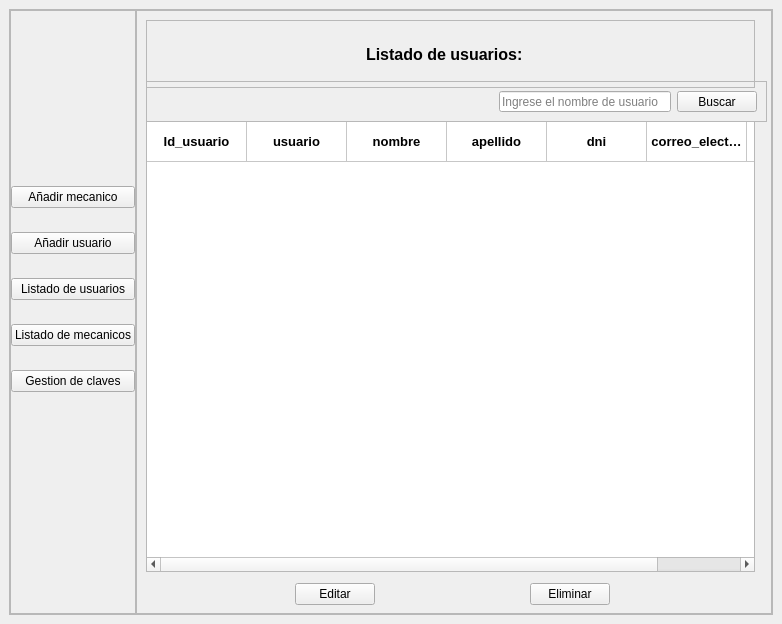
Old version of the form views/main.ui in the repository Alaan20/TP_FINAL-POO.
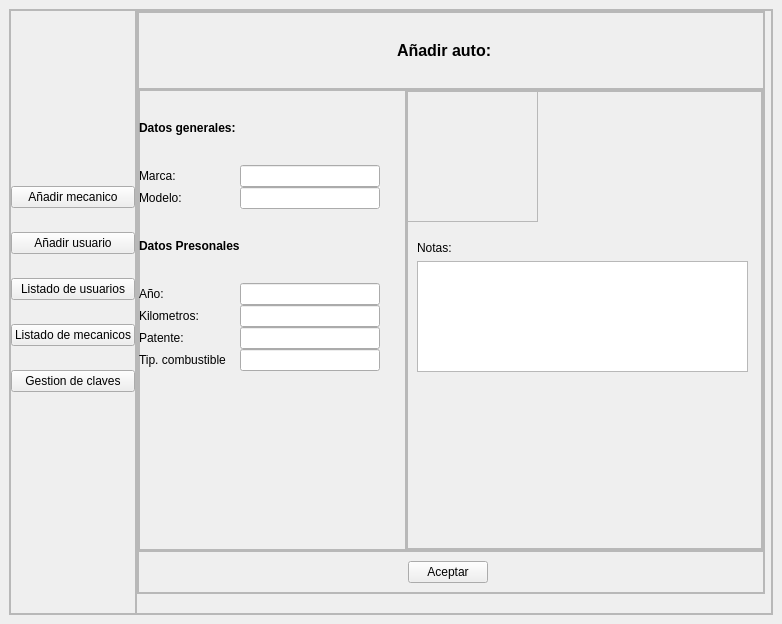
New version of the form. The open tabs and pages were chosen to show the change. Icons and pictures are not drawn.

What changed in the file:
```diff
--- a/views/main.ui
+++ b/views/main.ui
@@ -2970,6 +2970,428 @@
               </layout>
              </widget>
             </widget>
+            <widget class="QWidget" name="page_add_auto">
+             <widget class="QFrame" name="frame_37">
+              <property name="geometry">
+               <rect>
+                <x>0</x>
+                <y>0</y>
+                <width>628</width>
+                <height>583</height>
+               </rect>
+              </property>
+              <property name="frameShape">
+               <enum>QFrame::StyledPanel</enum>
+              </property>
+              <property name="frameShadow">
+               <enum>QFrame::Raised</enum>
+              </property>
+              <layout class="QVBoxLayout" name="verticalLayout_12" stretch="1,6,0">
+               <property name="spacing">
+                <number>0</number>
+               </property>
+               <property name="leftMargin">
+                <number>0</number>
+               </property>
+               <property name="topMargin">
+                <number>0</number>
+               </property>
+               <property name="rightMargin">
+                <number>0</number>
+               </property>
+               <property name="bottomMargin">
+                <number>0</number>
+               </property>
+               <item>
+                <widget class="QFrame" name="frame_53">
+                 <property name="frameShape">
+                  <enum>QFrame::StyledPanel</enum>
+                 </property>
+                 <property name="frameShadow">
+                  <enum>QFrame::Raised</enum>
+                 </property>
+                 <layout class="QHBoxLayout" name="horizontalLayout_26">
+                  <item>
+                   <spacer name="horizontalSpacer_42">
+                    <property name="orientation">
+                     <enum>Qt::Horizontal</enum>
+                    </property>
+                    <property name="sizeHint" stdset="0">
+                     <size>
+                      <width>212</width>
+                      <height>20</height>
+                     </size>
+                    </property>
+                   </spacer>
+                  </item>
+                  <item>
+                   <widget class="QLabel" name="label_77">
+                    <property name="font">
+                     <font>
+                      <family>Arial</family>
+                      <pointsize>12</pointsize>
+                      <weight>75</weight>
+                      <bold>true</bold>
+                      <kerning>false</kerning>
+                     </font>
+                    </property>
+                    <property name="text">
+                     <string>Añadir auto:</string>
+                    </property>
+                   </widget>
+                  </item>
+                  <item>
+                   <spacer name="horizontalSpacer_43">
+                    <property name="orientation">
+                     <enum>Qt::Horizontal</enum>
+                    </property>
+                    <property name="sizeHint" stdset="0">
+                     <size>
+                      <width>212</width>
+                      <height>20</height>
+                     </size>
+                    </property>
+                   </spacer>
+                  </item>
+                  <item>
+                   <widget class="QLabel" name="label_78">
+                    <property name="text">
+                     <string/>
+                    </property>
+                    <property name="pixmap">
+                     <pixmap>../icons/mecanic.ico</pixmap>
+                    </property>
+                   </widget>
+                  </item>
+                 </layout>
+                </widget>
+               </item>
+               <item>
+                <widget class="QFrame" name="frame_54">
+                 <property name="frameShape">
+                  <enum>QFrame::StyledPanel</enum>
+                 </property>
+                 <property name="frameShadow">
+                  <enum>QFrame::Raised</enum>
+                 </property>
+                 <layout class="QHBoxLayout" name="horizontalLayout_27" stretch="6,8">
+                  <property name="spacing">
+                   <number>0</number>
+                  </property>
+                  <property name="leftMargin">
+                   <number>0</number>
+                  </property>
+                  <property name="topMargin">
+                   <number>0</number>
+                  </property>
+                  <property name="rightMargin">
+                   <number>0</number>
+                  </property>
+                  <property name="bottomMargin">
+                   <number>0</number>
+                  </property>
+                  <item>
+                   <widget class="QFrame" name="frame_55">
+                    <property name="frameShape">
+                     <enum>QFrame::StyledPanel</enum>
+                    </property>
+                    <property name="frameShadow">
+                     <enum>QFrame::Raised</enum>
+                    </property>
+                    <widget class="QWidget" name="gridLayoutWidget_7">
+                     <property name="geometry">
+                      <rect>
+                       <x>0</x>
+                       <y>0</y>
+                       <width>241</width>
+                       <height>281</height>
+                      </rect>
+                     </property>
+                     <layout class="QGridLayout" name="gridLayout_10">
+                      <property name="spacing">
+                       <number>0</number>
+                      </property>
+                      <item row="0" column="1">
+                       <widget class="QLabel" name="label_23">
+                        <property name="font">
+                         <font>
+                          <weight>75</weight>
+                          <bold>true</bold>
+                          <kerning>true</kerning>
+                         </font>
+                        </property>
+                        <property name="text">
+                         <string>Datos generales:</string>
+                        </property>
+                       </widget>
+                      </item>
+                      <item row="6" column="3">
+                       <widget class="QLineEdit" name="lineEdit_57"/>
+                      </item>
+                      <item row="6" column="1">
+                       <widget class="QLabel" name="label_79">
+                        <property name="text">
+                         <string>Patente:</string>
+                        </property>
+                       </widget>
+                      </item>
+                      <item row="5" column="3">
+                       <widget class="QLineEdit" name="lineEdit_58">
+                        <property name="inputMethodHints">
+                         <set>Qt::ImhDigitsOnly|Qt::ImhPreferNumbers</set>
+                        </property>
+                       </widget>
+                      </item>
+                      <item row="3" column="1">
+                       <widget class="QLabel" name="label_80">
+                        <property name="font">
+                         <font>
+                          <weight>75</weight>
+                          <bold>true</bold>
+                          <kerning>true</kerning>
+                         </font>
+                        </property>
+                        <property name="text">
+                         <string>Datos Presonales</string>
+                        </property>
+                       </widget>
+                      </item>
+                      <item row="4" column="3">
+                       <widget class="QLineEdit" name="lineEdit_59">
+                        <property name="inputMethodHints">
+                         <set>Qt::ImhDigitsOnly|Qt::ImhPreferNumbers</set>
+                        </property>
+                       </widget>
+                      </item>
+                      <item row="1" column="3">
+                       <widget class="QLineEdit" name="lineEdit_60"/>
+                      </item>
+                      <item row="2" column="1">
+                       <widget class="QLabel" name="label_81">
+                        <property name="text">
+                         <string>Modelo:</string>
+                        </property>
+                       </widget>
+                      </item>
+                      <item row="1" column="1">
+                       <widget class="QLabel" name="label_83">
+                        <property name="text">
+                         <string>Marca:</string>
+                        </property>
+                       </widget>
+                      </item>
+                      <item row="5" column="1">
+                       <widget class="QLabel" name="label_84">
+                        <property name="text">
+                         <string>Kilometros:</string>
+                        </property>
+                       </widget>
+                      </item>
+                      <item row="4" column="1">
+                       <widget class="QLabel" name="label_85">
+                        <property name="text">
+                         <string>Año:</string>
+                        </property>
+                       </widget>
+                      </item>
+                      <item row="2" column="3">
+                       <widget class="QLineEdit" name="lineEdit_61">
+                        <property name="autoFillBackground">
+                         <bool>true</bool>
+                        </property>
+                        <property name="inputMethodHints">
+                         <set>Qt::ImhNone</set>
+                        </property>
+                       </widget>
+                      </item>
+                      <item row="7" column="1">
+                       <widget class="QLabel" name="label_86">
+                        <property name="text">
+                         <string>Tip. combustible</string>
+                        </property>
+                       </widget>
+                      </item>
+                      <item row="7" column="3">
+                       <widget class="QLineEdit" name="lineEdit_62"/>
+                      </item>
+                     </layout>
+                    </widget>
+                    <widget class="QLabel" name="error_6">
+                     <property name="geometry">
+                      <rect>
+                       <x>0</x>
+                       <y>320</y>
+                       <width>261</width>
+                       <height>21</height>
+                      </rect>
+                     </property>
+                     <property name="font">
+                      <font>
+                       <pointsize>10</pointsize>
+                       <weight>50</weight>
+                       <bold>false</bold>
+                       <kerning>true</kerning>
+                      </font>
+                     </property>
+                     <property name="text">
+                      <string/>
+                     </property>
+                    </widget>
+                   </widget>
+                  </item>
+                  <item>
+                   <widget class="QFrame" name="frame_56">
+                    <property name="frameShape">
+                     <enum>QFrame::StyledPanel</enum>
+                    </property>
+                    <property name="frameShadow">
+                     <enum>QFrame::Raised</enum>
+                    </property>
+                    <layout class="QVBoxLayout" name="verticalLayout_13">
+                     <property name="spacing">
+                      <number>0</number>
+                     </property>
+                     <property name="leftMargin">
+                      <number>0</number>
+                     </property>
+                     <property name="topMargin">
+                      <number>0</number>
+                     </property>
+                     <property name="rightMargin">
+                      <number>0</number>
+                     </property>
+                     <property name="bottomMargin">
+                      <number>0</number>
+                     </property>
+                     <item>
+                      <widget class="QFrame" name="frame_57">
+                       <property name="frameShape">
+                        <enum>QFrame::StyledPanel</enum>
+                       </property>
+                       <property name="frameShadow">
+                        <enum>QFrame::Raised</enum>
+                       </property>
+                       <widget class="QFrame" name="frame_58">
+                        <property name="geometry">
+                         <rect>
+                          <x>-10</x>
+                          <y>-10</y>
+                          <width>141</width>
+                          <height>141</height>
+                         </rect>
+                        </property>
+                        <property name="frameShape">
+                         <enum>QFrame::StyledPanel</enum>
+                        </property>
+                        <property name="frameShadow">
+                         <enum>QFrame::Raised</enum>
+                        </property>
+                        <widget class="QLabel" name="label_88">
+                         <property name="geometry">
+                          <rect>
+                           <x>10</x>
+                           <y>10</y>
+                           <width>131</width>
+                           <height>131</height>
+                          </rect>
+                         </property>
+                         <property name="text">
+                          <string/>
+                         </property>
+                         <property name="pixmap">
+                          <pixmap>../../../../Desktop/icons8-cars-128.svg</pixmap>
+                         </property>
+                        </widget>
+                       </widget>
+                       <widget class="QTextEdit" name="textEdit_3">
+                        <property name="geometry">
+                         <rect>
+                          <x>10</x>
+                          <y>170</y>
+                          <width>331</width>
+                          <height>111</height>
+                         </rect>
+                        </property>
+                       </widget>
+                       <widget class="QLabel" name="label_89">
+                        <property name="geometry">
+                         <rect>
+                          <x>10</x>
+                          <y>150</y>
+                          <width>47</width>
+                          <height>13</height>
+                         </rect>
+                        </property>
+                        <property name="text">
+                         <string>Notas:</string>
+                        </property>
+                       </widget>
+                      </widget>
+                     </item>
+                    </layout>
+                   </widget>
+                  </item>
+                 </layout>
+                </widget>
+               </item>
+               <item>
+                <widget class="QFrame" name="frame_59">
+                 <property name="frameShape">
+                  <enum>QFrame::StyledPanel</enum>
+                 </property>
+                 <property name="frameShadow">
+                  <enum>QFrame::Raised</enum>
+                 </property>
+                 <layout class="QHBoxLayout" name="horizontalLayout_28">
+                  <item>
+                   <spacer name="horizontalSpacer_44">
+                    <property name="orientation">
+                     <enum>Qt::Horizontal</enum>
+                    </property>
+                    <property name="sizeHint" stdset="0">
+                     <size>
+                      <width>40</width>
+                      <height>20</height>
+                     </size>
+                    </property>
+                   </spacer>
+                  </item>
+                  <item>
+                   <widget class="QPushButton" name="pushButton_23">
+                    <property name="text">
+                     <string>Aceptar</string>
+                    </property>
+                   </widget>
+                  </item>
+                  <item>
+                   <spacer name="horizontalSpacer_45">
+                    <property name="orientation">
+                     <enum>Qt::Horizontal</enum>
+                    </property>
+                    <property name="sizeHint" stdset="0">
+                     <size>
+                      <width>40</width>
+                      <height>20</height>
+                     </size>
+                    </property>
+                   </spacer>
+                  </item>
+                  <item>
+                   <widget class="QFrame" name="frame_60">
+                    <property name="frameShape">
+                     <enum>QFrame::StyledPanel</enum>
+                    </property>
+                    <property name="frameShadow">
+                     <enum>QFrame::Raised</enum>
+                    </property>
+                   </widget>
+                  </item>
+                 </layout>
+                </widget>
+               </item>
+              </layout>
+             </widget>
+            </widget>
            </widget>
           </item>
          </layout>
```
Left out of the diff: 92 changed lines with no effect on the pictures.
